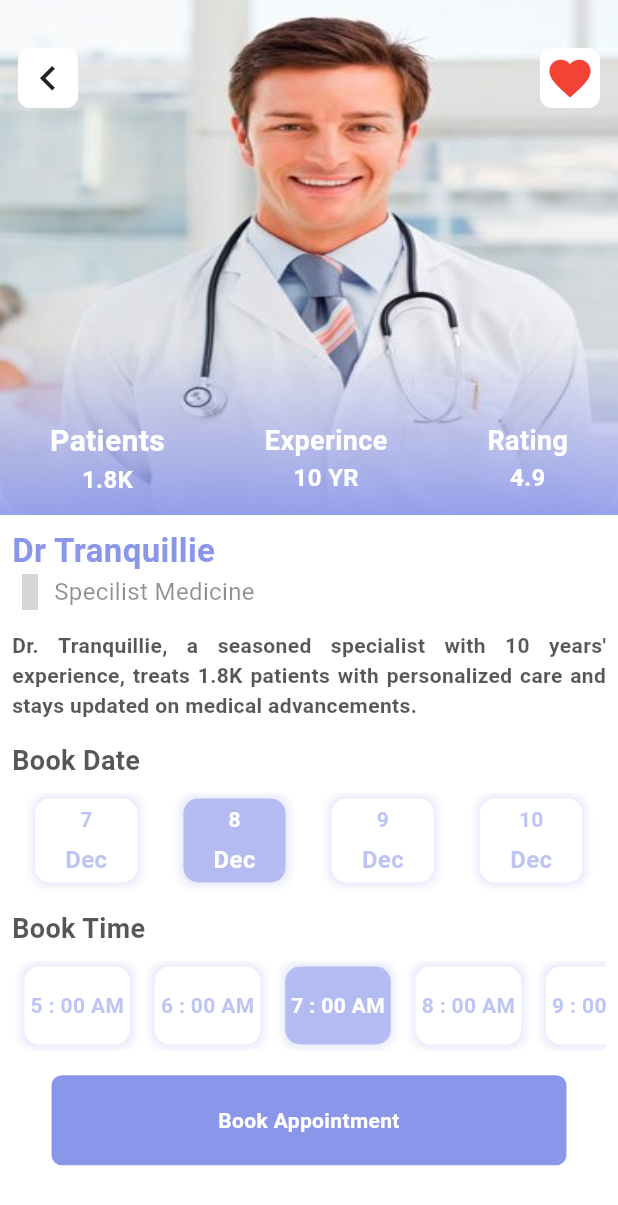
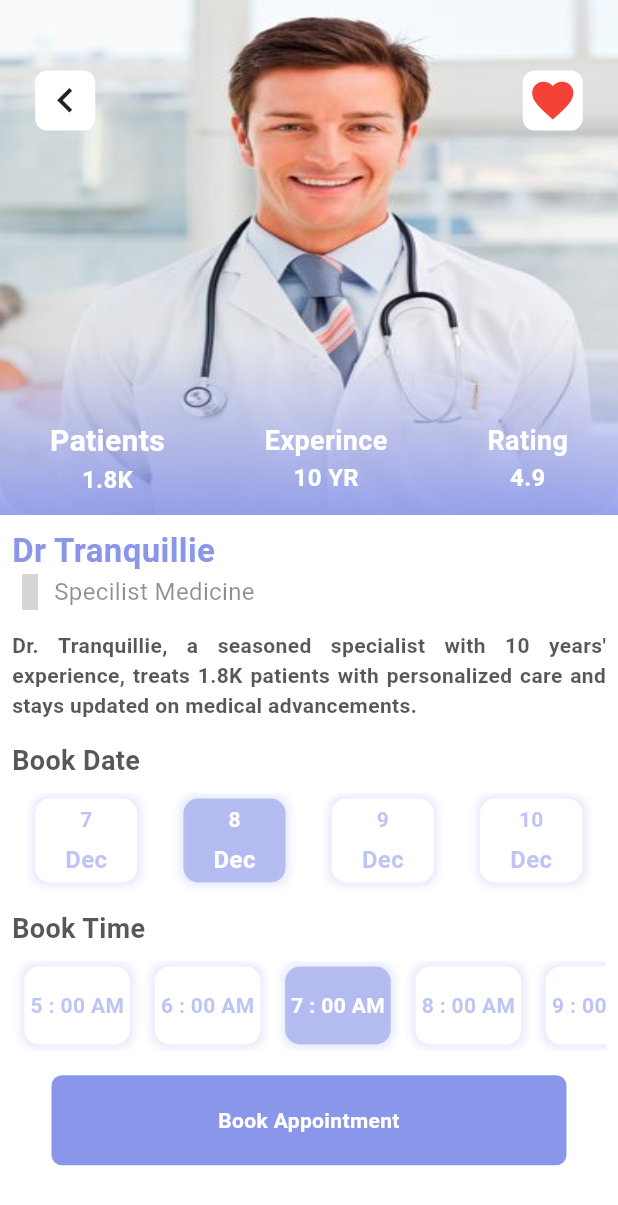
Before and after one commit to axah710/ta7alelak, a Flutter app: the DoctorDetailsView screen opened by its route, on a phone screen of 412 x 824 dp. Shown: the top 1205 px of the screen. Run offline on Flutter 3.47's test engine with Material 3 defaults, Android fonts, the phone set to English and light mode, and no system bars; our stand-ins replace animated_text_kit, dio, equatable, firebase_auth, firebase_core, flutter_bloc and 5 more; accounts and stored records are empty; grey boxes are pictures that could not be loaded.

Commit message:
Refactor DoctorDetailsView and DoctorDetailsViewImage
Simplified DoctorDetailsView by removing unnecessary SafeArea widget and
adjusted padding in DoctorDetailsViewImage to be responsive to screen size.

```diff
--- a/lib/views/doctor_details_view.dart
+++ b/lib/views/doctor_details_view.dart
@@ -8,11 +8,9 @@ class DoctorDetailsView extends StatelessWidget {
 
   @override
   Widget build(BuildContext context) {
-    return SafeArea(
-      child: Scaffold(
-        backgroundColor: Colors.white.withOpacity(0.88),
-        body: const DoctorDetailsBody(),
-      ),
+    return Scaffold(
+      backgroundColor: Colors.white.withOpacity(0.88),
+      body: const DoctorDetailsBody(),
     );
   }
 }
--- a/lib/widgets/doctor_details_view_image.dart
+++ b/lib/widgets/doctor_details_view_image.dart
@@ -8,6 +8,8 @@ class DoctorDetailsViewImage extends StatelessWidget {
 
   @override
   Widget build(BuildContext context) {
+    double screenHeight = MediaQuery.of(context).size.height;
+    double screenWidth = MediaQuery.of(context).size.width;
     return Container(
       height: MediaQuery.of(context).size.height / 2.4,
       width: MediaQuery.of(context).size.width,
@@ -37,15 +39,19 @@ class DoctorDetailsViewImage extends StatelessWidget {
             end: Alignment.topCenter,
           ),
         ),
-        child: const Column(
+        child: Column(
           mainAxisAlignment: MainAxisAlignment.spaceBetween,
           crossAxisAlignment: CrossAxisAlignment.start,
           children: [
             Padding(
-              padding: EdgeInsets.only(top: 32, left: 12, right: 12),
-              child: DoctorDetailsCustomAppBar(),
+              padding: EdgeInsets.only(
+                top: screenHeight * 0.057,
+                left: screenWidth * 0.057,
+                right: screenWidth * 0.057,
+              ),
+              child: const DoctorDetailsCustomAppBar(),
             ),
-            DoctorDetailsImageText(),
+            const DoctorDetailsImageText(),
           ],
         ),
       ),
```
